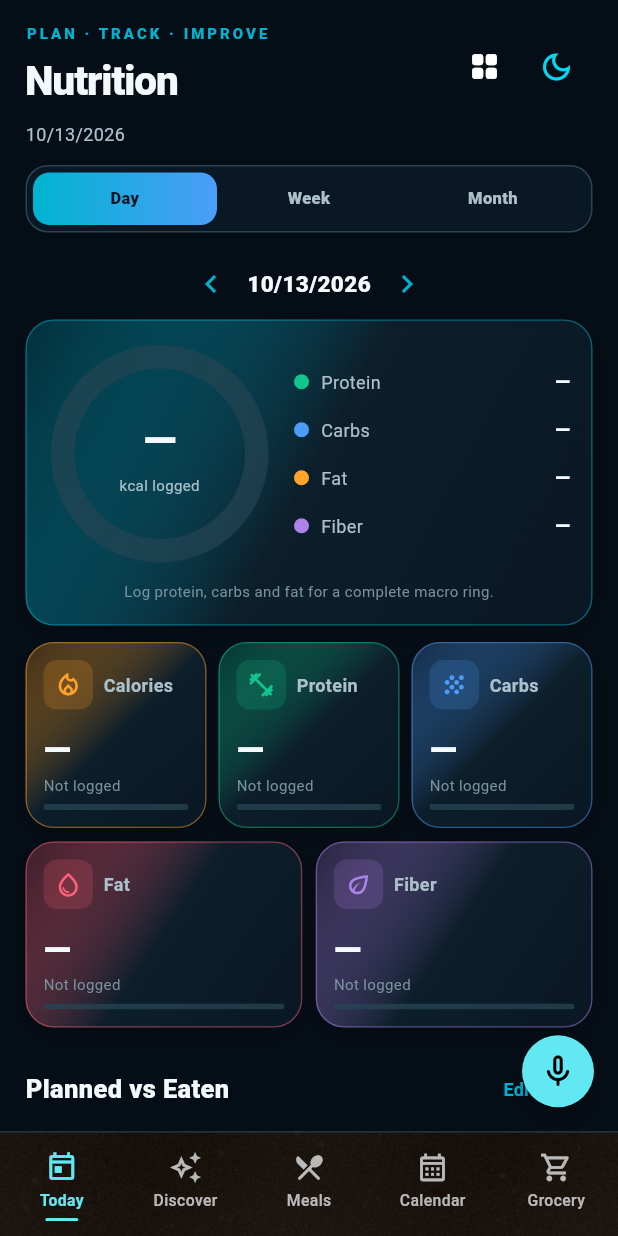
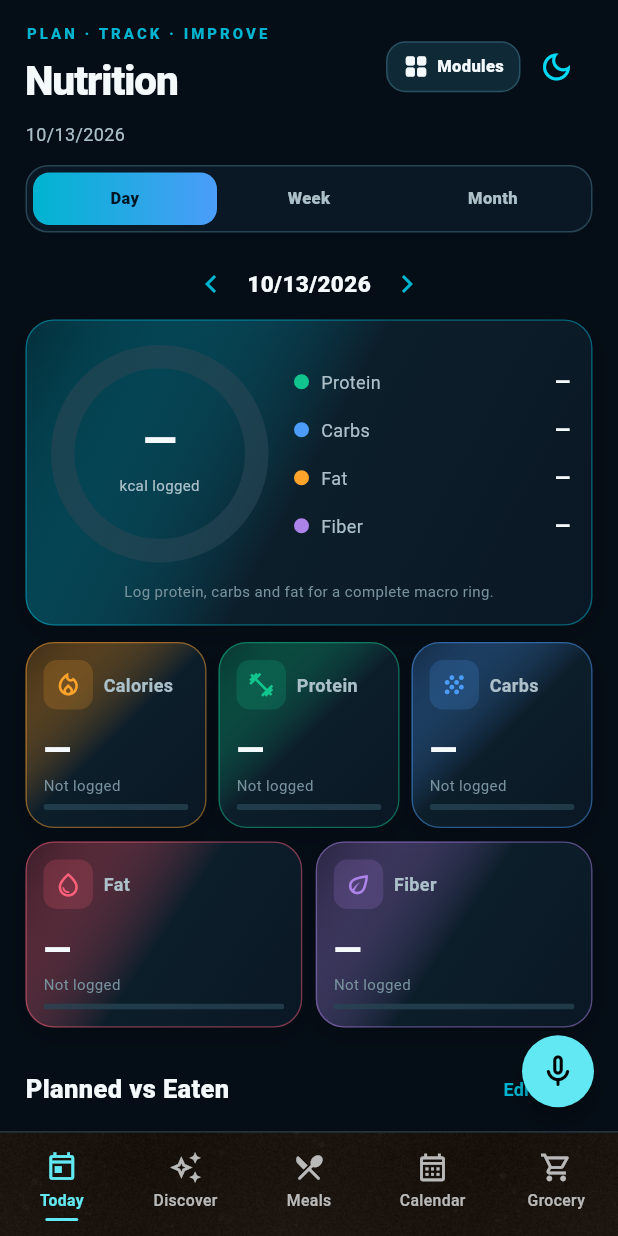
Before and after one commit to rustnrum/HealthyMe-Beta, a Flutter app: the HomeShell screen opened directly, after a tap on "Nutrition", on a phone screen of 412 x 824 dp. Run offline on Flutter 3.47's test engine with Material 3 defaults, Android fonts, the phone set to English and light mode, and no system bars; our stand-ins replace fl_chart, flutter_riverpod, flutter_secure_storage, flutter_tts, image_picker, permission_handler and 2 more; missing offline and left inert: health, jose, mobile_scanner; accounts and stored records are empty.

Commit message:
Healthy Me Beta v0.10 source hub

```diff
--- a/lib/screens/premium/salus_home_77.dart
+++ b/lib/screens/premium/salus_home_77.dart
@@ -1,6 +1,7 @@
-// Build 77 Home: visual-first wellness dashboard, only measured/provider data.
+// Salus Home: approved recovery-led layout, source-verified readings only.
 import 'package:flutter/material.dart';
 import 'package:flutter_riverpod/flutter_riverpod.dart';
+import 'package:shared_preferences/shared_preferences.dart';
 import '../../services/recovery_service.dart';
 import '../../services/home_insight_service.dart';
 import '../../state/app_state.dart';
@@ -9,76 +10,121 @@ import '../../state/workout_state.dart';
 import '../../widgets/module_menu_button.dart';
 import '../../widgets/salus_premium_ui.dart';
 import '../../widgets/salus77_design.dart';
-import '../../widgets/salus_premium_visuals.dart';
 
-class SalusHome77 extends ConsumerStatefulWidget{
+class SalusHome77 extends ConsumerStatefulWidget {
   const SalusHome77({super.key});
   @override ConsumerState<SalusHome77> createState()=>_SalusHome77State();
 }
-class _SalusHome77State extends ConsumerState<SalusHome77>{
-  @override void initState(){super.initState();SalusAppearance.load();}
-  bool _isToday(DateTime d,DateTime now)=>d.year==now.year&&d.month==now.month&&d.day==now.day;
+class _SalusHome77State extends ConsumerState<SalusHome77> {
+  double? _calorieGoal;
+  @override void initState(){super.initState();SalusAppearance.load();_loadTarget();}
+  Future<void> _loadTarget() async {
+    try { final p=await SharedPreferences.getInstance();
+      final value=p.getDouble('salus_nutrition_target_Calories');
+      if(mounted) setState(()=>_calorieGoal=(value!=null&&value>0)?value:null);
+    } catch (_) { /* A missing target is not a zero-calorie goal. */ }
+  }
+  bool _sameDay(DateTime a,DateTime b)=>a.year==b.year&&a.month==b.month&&a.day==b.day;
+  bool _week(DateTime x,DateTime now){
+    final start=DateTime(now.year,now.month,now.day).subtract(Duration(days:now.weekday-1));
+    return !x.isBefore(start)&&x.isBefore(start.add(const Duration(days:7)));
+  }
   @override Widget build(BuildContext context){
-    final app=ref.watch(appStateProvider);
-    final health=app.health,log=ref.watch(dietLogStateProvider),work=ref.watch(workoutStateProvider);
-    final recovery=RecoveryService.build(app,completedWorkouts:work.history);
+    final app=ref.watch(appStateProvider),h=app.health;
+    final log=ref.watch(dietLogStateProvider),work=ref.watch(workoutStateProvider);
+    final rec=RecoveryService.build(app,completedWorkouts:work.history);
     final insight=HomeInsightService.build(app);
     final now=DateTime.now();
     final name=app.profile.firstName.trim().isEmpty?'there':app.profile.firstName.trim().split(' ').first;
-    final stepsKnown=health.resolvedSources.containsKey('Steps');
-    final sleepKnown=health.sleepMinutes>0;
-    final kcal=log.knownTotal(now,(x)=>x.calories);
-    final completed=work.history.where((x)=>_isToday(x.completedAt,now)).length;
-    final nowDate='${now.month}/${now.day}/${now.year}';
-    return ValueListenableBuilder<bool>(valueListenable:SalusAppearance.light,builder:(context,light,_)=>ColoredBox(color:S77.bg,
-      child:ListView(padding:const EdgeInsets.fromLTRB(17,14,17,42),children:[
-        Row(children:[Expanded(child:Text('S A L U S',style:TextStyle(color:S77.ink,fontSize:21,fontWeight:FontWeight.w900,letterSpacing:3))),
-          HealthyMeModuleMenuButton(current:HealthyMeModule.fitness,onSelected:(m){switch(m){
-            case HealthyMeModule.fitness:break;
-            case HealthyMeModule.workout:Navigator.of(context).pushNamed('/workout');break;
-            case HealthyMeModule.diet:Navigator.of(context).pushNamed('/diet');break;
-            case HealthyMeModule.health:Navigator.of(context).pushNamed('/health');break;
-          }}),const PremiumThemeButton()]),
-        const SizedBox(height:7),Text('Good ${now.hour<12?'morning':now.hour<17?'afternoon':'evening'},',style:TextStyle(color:S77.sub,fontSize:14)),
-        Text(name,style:TextStyle(color:S77.ink,fontSize:35,fontWeight:FontWeight.w900)),
-        const SizedBox(height:5),Text(nowDate,style:TextStyle(color:S77.dim,fontSize:11)),
-        const SizedBox(height:16),SalusWeekStrip(day:now),
-        const SizedBox(height:17),S77Hero(asset:'assets/premium/training_hero.jpg',title:'Train. Recover.\nLive better.',
-          caption:'Your health, food and movement in one place.',onTap:()=>Navigator.pushNamed(context,'/recovery'),height:174),
-        const SizedBox(height:18),const S77Section('Today\'s Overview'),const SizedBox(height:8),
-        Row(children:[Expanded(child:S77Metric(label:'Activity',value:stepsKnown?'${health.stepsToday}':'—',
-          caption:stepsKnown?'steps today':'No steps source',icon:Icons.directions_walk,color:S77.green,
-          progress:stepsKnown&&app.profile.stepGoal>0?health.stepsToday/app.profile.stepGoal:null,
+    final knownSteps=h.resolvedSources.containsKey('Steps');
+    final calories=log.knownTotal(now,(e)=>e.calories);
+    final todayWorkouts=work.history.where((x)=>_sameDay(x.completedAt,now)).length;
+    final weekWorkouts=work.history.where((x)=>_week(x.completedAt,now)).length;
+    final sleepKnown=h.sleepMinutes>0;
+    final sleepTarget=app.profile.plannedSleepMinutes;
+    final workTarget=app.profile.workoutGoalPerWeek;
+    final day='${now.month}/${now.day}/${now.year}';
+    return ValueListenableBuilder<bool>(valueListenable:SalusAppearance.light,builder:(context,light,_)=>
+      ColoredBox(color:S77.bg,child:ListView(padding:const EdgeInsets.fromLTRB(17,11,17,40),children:[
+        Row(children:[Expanded(child:Text('S A L U S',style:TextStyle(color:S77.ink,fontSize:19,
+          fontWeight:FontWeight.w900,letterSpacing:3))),
+          HealthyMeModuleMenuButton(iconColor:S77.ink,showLabel:true,lightSurface:light,current:HealthyMeModule.fitness,
+            onSelected:(m){switch(m){
+              case HealthyMeModule.fitness:break;
+              case HealthyMeModule.workout:Navigator.of(context).pushNamed('/workout');break;
+              case HealthyMeModule.diet:Navigator.of(context).pushNamed('/diet');break;
+              case HealthyMeModule.health:Navigator.of(context).pushNamed('/health');break;
+            }}),const PremiumThemeButton()]),
+        const SizedBox(height:5),Text('Good ${now.hour<12?'morning':now.hour<17?'afternoon':'evening'}, $name',
+          style:TextStyle(color:S77.ink,fontWeight:FontWeight.w900,fontSize:25)),
+        const SizedBox(height:2),Text(day,style:TextStyle(color:S77.sub,fontSize:12)),
+        const SizedBox(height:12),S77Hero(asset:'assets/premium/training_hero.jpg',height:126,
+          title:'Train. Recover.\nLive better.',caption:'Your health, food and movement in one place.',
+          onTap:()=>Navigator.pushNamed(context,'/recovery')),
+        const SizedBox(height:14),S77Section('Recovery Score',action:'Details',onTap:()=>Navigator.pushNamed(context,'/recovery')),
+        const SizedBox(height:7),S77Surface(accent:S77.green,onTap:()=>Navigator.pushNamed(context,'/recovery'),
+          child:Row(children:[
+            S77Arc(size:135,center:rec.score?.toString()??'—',
+              caption:rec.score==null?'Unavailable':rec.label,
+              segments:rec.score==null?const []:[
+                (value:rec.score!.toDouble(),color:S77.green),
+                (value:(100-rec.score!).toDouble(),color:S77.blue)]),
+            const SizedBox(width:13),Expanded(child:Column(crossAxisAlignment:CrossAxisAlignment.start,children:[
+              _signal(Icons.bedtime,S77.purple,'Sleep',
+                sleepKnown?'${h.sleepMinutes~/60}h ${h.sleepMinutes%60}m':'—'),
+              const SizedBox(height:7),_signal(Icons.monitor_heart,S77.blue,'HRV',
+                h.hrvMs==null?'—':'${h.hrvMs!.round()} ms'),
+              const SizedBox(height:7),_signal(Icons.favorite,S77.red,'RHR',
+                h.restingHeartRate==null?'—':'${h.restingHeartRate!.round()} bpm'),
+              const SizedBox(height:8),Text('${rec.confidence}% signal coverage',
+                style:TextStyle(color:S77.green,fontSize:10,fontWeight:FontWeight.w800)),
+            ])),
+          ])),
+        const SizedBox(height:10),S77Surface(accent:S77.purple,onTap:()=>Navigator.pushNamed(context,'/health-intelligence'),
+          child:Row(children:[Icon(Icons.auto_awesome,color:S77.purple,size:24),const SizedBox(width:10),
+            Expanded(child:Column(crossAxisAlignment:CrossAxisAlignment.start,children:[
+              Text('AI Health Insight',style:TextStyle(color:S77.ink,fontSize:13,fontWeight:FontWeight.w900)),
+              const SizedBox(height:4),Text(insight.message,maxLines:3,overflow:TextOverflow.ellipsis,
+                style:TextStyle(color:S77.sub,fontSize:11,height:1.4))])),
+            Icon(Icons.chevron_right,color:S77.cyan,size:19)])),
+        const SizedBox(height:15),const S77Section("Today's Overview"),const SizedBox(height:7),
+        Row(children:[Expanded(child:S77RingTile(label:'Steps',
+          value:knownSteps?'${h.stepsToday}':'—',detail:'today',icon:Icons.directions_walk_rounded,color:S77.green,
+          fraction:knownSteps&&app.profile.stepGoal>0?h.stepsToday/app.profile.stepGoal:null,
           onTap:()=>Navigator.pushNamed(context,'/activity-detail'))),const SizedBox(width:9),
-          Expanded(child:S77Metric(label:'Nutrition',value:kcal==null?'—':'${kcal.round()}',
-            caption:kcal==null?'No food logged':'kcal eaten',icon:Icons.restaurant_menu,color:S77.orange,
+          Expanded(child:S77RingTile(label:'Nutrition',value:calories==null?'—':'${calories.round()}',
+            detail:'kcal eaten',icon:Icons.restaurant_menu,color:S77.orange,
+            fraction:calories!=null&&_calorieGoal!=null?calories/_calorieGoal!:null,
             onTap:()=>Navigator.pushNamed(context,'/diet')))]),
-        const SizedBox(height:9),Row(children:[Expanded(child:S77Metric(label:'Workout',value:'$completed',
-          caption:'completed today',icon:Icons.fitness_center,color:S77.blue,
+        const SizedBox(height:9),Row(children:[Expanded(child:S77RingTile(label:'Workout',
+          value:'$todayWorkouts',detail:'completed today',icon:Icons.fitness_center,color:S77.blue,
+          fraction:workTarget>0?weekWorkouts/workTarget:null,
           onTap:()=>Navigator.pushNamed(context,'/workout'))),const SizedBox(width:9),
-          Expanded(child:S77Metric(label:'Sleep',value:sleepKnown?'${health.sleepMinutes~/60}h ${health.sleepMinutes%60}m':'—',
-            caption:sleepKnown?'last sleep record':'No sleep data',icon:Icons.bedtime,color:S77.purple,
-            progress:sleepKnown&&app.profile.plannedSleepMinutes>0?health.sleepMinutes/app.profile.plannedSleepMinutes:null,
+          Expanded(child:S77RingTile(label:'Sleep',
+            value:sleepKnown?'${h.sleepMinutes~/60}h ${h.sleepMinutes%60}m':'—',
+            detail:'last recorded night',icon:Icons.bedtime,color:S77.purple,
+            fraction:sleepKnown&&sleepTarget>0?h.sleepMinutes/sleepTarget:null,
             onTap:()=>Navigator.pushNamed(context,'/sleep-detail')))]),
-        const SizedBox(height:15),S77Section('Recovery',action:'Details',onTap:()=>Navigator.pushNamed(context,'/recovery')),
-        const SizedBox(height:6),S77Surface(accent:S77.green,onTap:()=>Navigator.pushNamed(context,'/recovery'),child:Row(children:[
-          S77Arc(size:119,center:recovery.score?.toString()??'—',caption:recovery.score==null?'Unavailable':recovery.label,
-            segments:recovery.score==null?[]:[(value:recovery.score!.toDouble(),color:S77.green),(value:(100-recovery.score!).toDouble(),color:S77.edge)]),
-          const SizedBox(width:14),Expanded(child:Column(crossAxisAlignment:CrossAxisAlignment.start,children:[
-            Text('How ready are you?',style:TextStyle(color:S77.ink,fontWeight:FontWeight.w900,fontSize:15)),
-            const SizedBox(height:7),Text(recovery.summary,maxLines:4,overflow:TextOverflow.ellipsis,style:TextStyle(color:S77.sub,fontSize:11,height:1.4)),
-            const SizedBox(height:7),Text('${recovery.confidence}% signal coverage',style:TextStyle(color:S77.green,fontWeight:FontWeight.w700,fontSize:10)),
-          ]))
-        ])),
-        const SizedBox(height:16),S77Section('Your Health Insights',action:'Open AI',onTap:()=>Navigator.pushNamed(context,'/coach')),
-        const SizedBox(height:6),S77Surface(accent:S77.purple,onTap:()=>Navigator.pushNamed(context,'/health-intelligence'),child:Row(children:[
-          Icon(Icons.auto_awesome,color:S77.purple,size:26),const SizedBox(width:12),Expanded(child:Column(crossAxisAlignment:CrossAxisAlignment.start,children:[
-            Text('What your data says',style:TextStyle(color:S77.ink,fontWeight:FontWeight.w800,fontSize:14)),
-            const SizedBox(height:5),Text(insight.message,maxLines:5,overflow:TextOverflow.ellipsis,style:TextStyle(color:S77.sub,fontSize:11,height:1.45))
-          ])),Icon(Icons.chevron_right,color:S77.cyan)
-        ])),
-        const SizedBox(height:16),Row(children:[Expanded(child:OutlinedButton.icon(onPressed:()=>Navigator.pushNamed(context,'/health'),icon:const Icon(Icons.favorite_outline),label:const Text('Health'))),
-          const SizedBox(width:8),Expanded(child:FilledButton.icon(onPressed:()=>Navigator.pushNamed(context,'/diet'),icon:const Icon(Icons.restaurant),label:const Text('Meals')))]),
+        const SizedBox(height:16),S77Section('Vital Trends',action:'All trends',onTap:()=>Navigator.pushNamed(context,'/trends')),
+        const SizedBox(height:7),Row(children:[
+          Expanded(child:_trend(context,'Resting HR',h.restingHeartRate30.map((v)=>v.toDouble()).toList(),S77.red,'bpm','/metric-resting-heart-rate')),
+          const SizedBox(width:9),Expanded(child:_trend(context,'HRV',h.hrv30.map((v)=>v.toDouble()).toList(),S77.blue,'ms','/metric-hrv')),
+        ]),
+        const SizedBox(height:11),S77Surface(onTap:()=>Navigator.pushNamed(context,'/health'),child:Row(children:[
+          Icon(Icons.favorite_outline,color:S77.purple),const SizedBox(width:9),
+          Expanded(child:Text(rec.summary,maxLines:3,overflow:TextOverflow.ellipsis,
+            style:TextStyle(color:S77.sub,fontSize:12))),Icon(Icons.chevron_right,color:S77.cyan)])),
       ])));
   }
+  Widget _signal(IconData icon,Color color,String label,String reading)=>Row(children:[
+    Icon(icon,color:color,size:15),const SizedBox(width:6),Expanded(child:Text(label,
+      style:TextStyle(color:S77.sub,fontSize:11))),
+    Text(reading,style:TextStyle(color:S77.ink,fontSize:11,fontWeight:FontWeight.w900)),
+  ]);
+  Widget _trend(BuildContext context,String label,List<double?> values,Color color,String unit,String route)=>
+    S77Surface(onTap:()=>Navigator.pushNamed(context,route),padding:const EdgeInsets.all(10),
+      child:Column(crossAxisAlignment:CrossAxisAlignment.start,children:[
+        Text(label,style:TextStyle(color:S77.ink,fontWeight:FontWeight.w800,fontSize:12)),
+        const SizedBox(height:5),PremiumLineChart(values:values,color:color,height:108,unit:unit),
+      ]));
 }
--- a/lib/screens/premium/salus_nutrition_77.dart
+++ b/lib/screens/premium/salus_nutrition_77.dart
@@ -151,7 +151,7 @@ class _SalusNutrition77State extends ConsumerState<SalusNutrition77> {
       final isPast=_offset<0;
       return ColoredBox(color:S77.bg,child:ListView(padding:const EdgeInsets.fromLTRB(17,16,17,40),children:[
         S77Title('Nutrition',subtitle:'PLAN · TRACK · IMPROVE',trailing:Row(mainAxisSize:MainAxisSize.min,children:[
-          HealthyMeModuleMenuButton(current:HealthyMeModule.diet,onSelected:(m){switch(m){
+          HealthyMeModuleMenuButton(iconColor:S77.ink,showLabel:true,lightSurface:light,current:HealthyMeModule.diet,onSelected:(m){switch(m){
             case HealthyMeModule.fitness:Navigator.of(context).popUntil((r)=>r.isFirst);break;
             case HealthyMeModule.workout:Navigator.of(context).pushReplacementNamed('/workout');break;
             case HealthyMeModule.diet:break;
--- a/lib/screens/premium/salus_training_77.dart
+++ b/lib/screens/premium/salus_training_77.dart
@@ -55,7 +55,7 @@ class _SalusTraining77State extends ConsumerState<SalusTraining77>{
     return ValueListenableBuilder<bool>(valueListenable:SalusAppearance.light,builder:(context,light,_)=>ColoredBox(color:S77.bg,
       child:ListView(padding:const EdgeInsets.fromLTRB(17,17,17,40),children:[
         S77Title('Training',subtitle:'TRAIN · PROGRESS · REPEAT',trailing:Row(mainAxisSize:MainAxisSize.min,children:[
-          HealthyMeModuleMenuButton(current:HealthyMeModule.workout,onSelected:(m){switch(m){
+          HealthyMeModuleMenuButton(iconColor:S77.ink,showLabel:true,lightSurface:light,current:HealthyMeModule.workout,onSelected:(m){switch(m){
             case HealthyMeModule.fitness:Navigator.of(context).popUntil((r)=>r.isFirst);break;
             case HealthyMeModule.workout:break;
             case HealthyMeModule.diet:Navigator.of(context).pushReplacementNamed('/diet');break;
--- a/lib/widgets/module_menu_button.dart
+++ b/lib/widgets/module_menu_button.dart
@@ -6,13 +6,27 @@ enum HealthyMeModule { fitness, workout, diet, health }
 class HealthyMeModuleMenuButton extends StatelessWidget {
   final HealthyMeModule current;
   final ValueChanged<HealthyMeModule> onSelected;
-  const HealthyMeModuleMenuButton({super.key, required this.current, required this.onSelected});
+  final Color? iconColor;
+  final bool showLabel, lightSurface;
+  const HealthyMeModuleMenuButton({super.key, required this.current, required this.onSelected,
+    this.iconColor, this.showLabel=false, this.lightSurface=false});
 
   @override
   Widget build(BuildContext context) {
     return PopupMenuButton<HealthyMeModule>(
       tooltip: 'Salus modules',
-      icon: const Icon(Icons.grid_view_rounded, size: 22),
+      icon: showLabel?null:Icon(Icons.grid_view_rounded, size:22,color:iconColor),
+      child: showLabel ? Container(
+        padding:const EdgeInsets.symmetric(horizontal:10,vertical:7),
+        decoration:BoxDecoration(
+          color:lightSurface?const Color(0xffd8edf6):const Color(0xff102936),
+          borderRadius:BorderRadius.circular(13),
+          border:Border.all(color:lightSurface?const Color(0xff80b7c9):const Color(0xff285264))),
+        child:Row(mainAxisSize:MainAxisSize.min,children:[
+          Icon(Icons.grid_view_rounded,color:iconColor,size:18),
+          const SizedBox(width:5),Text('Modules',style:TextStyle(
+            color:iconColor,fontSize:11,fontWeight:FontWeight.w900)),
+        ])) : null,
       onSelected: onSelected,
       itemBuilder: (context) => [
         const PopupMenuItem<HealthyMeModule>(enabled: false, child: Text('SALUS MODULES', style: TextStyle(color: AppTheme.textMuted, fontSize: 12, fontWeight: FontWeight.w700, letterSpacing: 1.8))),
--- a/lib/widgets/salus77_design.dart
+++ b/lib/widgets/salus77_design.dart
@@ -17,7 +17,7 @@ class S77 {
   static Color get orange => SalusV.orange;
   static Color get purple => SalusV.purple;
   static Color get red => SalusV.red;
-  static Color get surface => SalusV.lightMode ? const Color(0xfff6faff) : const Color(0xff0a1724);
+  static Color get surface => SalusV.lightMode ? const Color(0xffe5f0f7) : const Color(0xff0a1724);
   static const double gutter = 17;
 }
 
@@ -32,9 +32,9 @@ class S77Surface extends StatelessWidget {
     final g=accent??S77.cyan;
     return DecoratedBox(decoration:BoxDecoration(
       borderRadius:BorderRadius.circular(radius),
-      border:Border.all(color:accent==null?S77.edge:g.withValues(alpha:0.47),width:0.9),
+      border:Border.all(color:accent==null?S77.edge:g.withValues(alpha:SalusV.lightMode?0.67:0.47),width:SalusV.lightMode?1.25:0.9),
       gradient:LinearGradient(begin:Alignment.topLeft,end:Alignment.bottomRight,colors:[
-        g.withValues(alpha:SalusV.lightMode?0.13:0.20),S77.panel,S77.surface]),
+        g.withValues(alpha:SalusV.lightMode?0.20:0.20),S77.panel,S77.surface]),
       boxShadow:[BoxShadow(color:Colors.black.withValues(alpha:SalusV.lightMode?0.06:0.18),blurRadius:13,offset:const Offset(0,5))]),
       child:Material(color:Colors.transparent,child:InkWell(
         borderRadius:BorderRadius.circular(radius),onTap:onTap,
@@ -101,6 +101,39 @@ class S77Metric extends StatelessWidget {
         minHeight:4,value:progress?.clamp(0.0,1.0).toDouble() ?? 0.0,color:color,
         backgroundColor:S77.edge.withValues(alpha:.75))),
     ])));
+}
+
+/// Compact circular metric tile; unmeasured targets stay hollow, never 0%.
+class S77RingTile extends StatelessWidget {
+  const S77RingTile({super.key,required this.label,required this.value,
+    required this.icon,required this.color,this.detail,this.fraction,this.onTap});
+  final String label,value;
+  final IconData icon;
+  final Color color;
+  final String? detail;
+  final double? fraction;
+  final VoidCallback? onTap;
+  @override Widget build(BuildContext context) {
+    final progress=fraction==null?null:fraction!.clamp(0.0,1.0).toDouble();
+    return S77Surface(accent:color,onTap:onTap,padding:const EdgeInsets.all(11),child:SizedBox(height:116,
+      child:Column(crossAxisAlignment:CrossAxisAlignment.start,children:[
+        Row(children:[Icon(icon,color:color,size:18),const SizedBox(width:6),
+          Expanded(child:Text(label,maxLines:1,overflow:TextOverflow.ellipsis,
+            style:TextStyle(color:S77.ink,fontWeight:FontWeight.w800,fontSize:12)))]),
+        const Spacer(),Row(children:[
+          S77Arc(size:68,center:progress==null?'—':'${(progress*100).round()}%',
+            caption:progress==null?'No goal':'of goal',
+            segments:progress==null?const []:[
+              (value:progress*100,color:color),
+              (value:(1-progress)*100,color:S77.edge)]),
+          const SizedBox(width:9),Expanded(child:Column(crossAxisAlignment:CrossAxisAlignment.start,children:[
+            Text(value,maxLines:1,overflow:TextOverflow.ellipsis,
+              style:TextStyle(color:S77.ink,fontWeight:FontWeight.w900,fontSize:19)),
+            if(detail!=null)Text(detail!,maxLines:2,overflow:TextOverflow.ellipsis,
+              style:TextStyle(color:S77.sub,fontSize:10,height:1.35))])),
+        ]),
+      ])));
+  }
 }
 
 class S77Arc extends StatelessWidget {
--- a/pubspec.yaml
+++ b/pubspec.yaml
@@ -1,7 +1,7 @@
 name: healthy_me
 description: Salus by Rust N Rum - a personal health journal and body command center.
 publish_to: 'none'
-version: 0.21.39+77
+version: 0.21.40+78
 environment:
   sdk: '>=3.12.0 <4.0.0'
 
```
Also changed, not shown: lib/screens/premium/salus_health_77.dart (+13 -6 lines), 8 other files.
